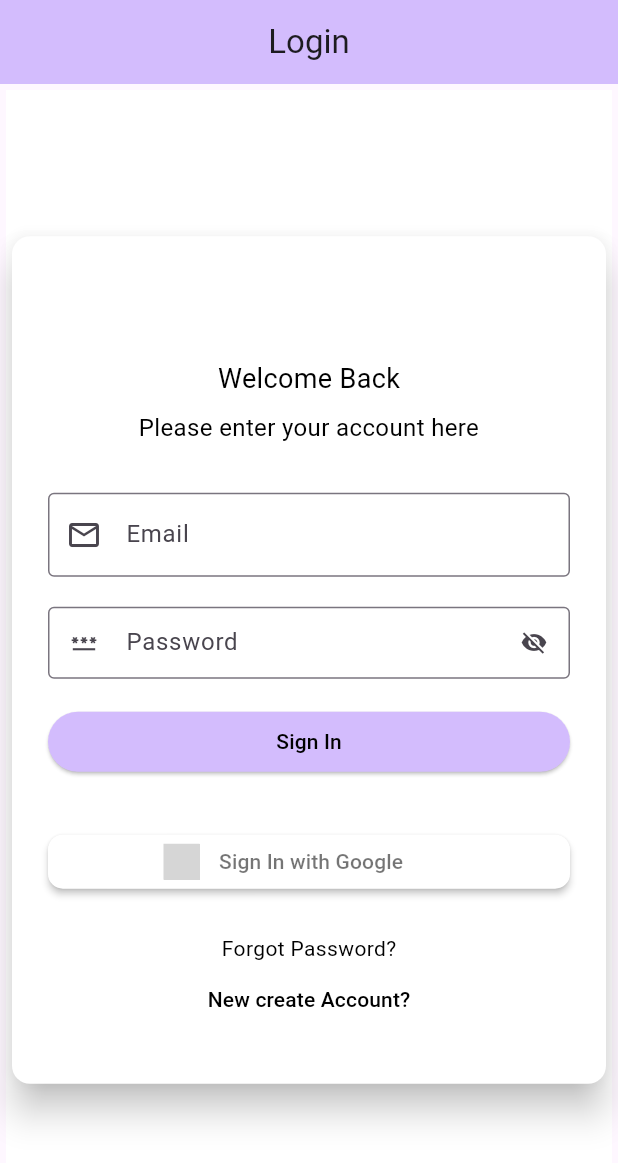
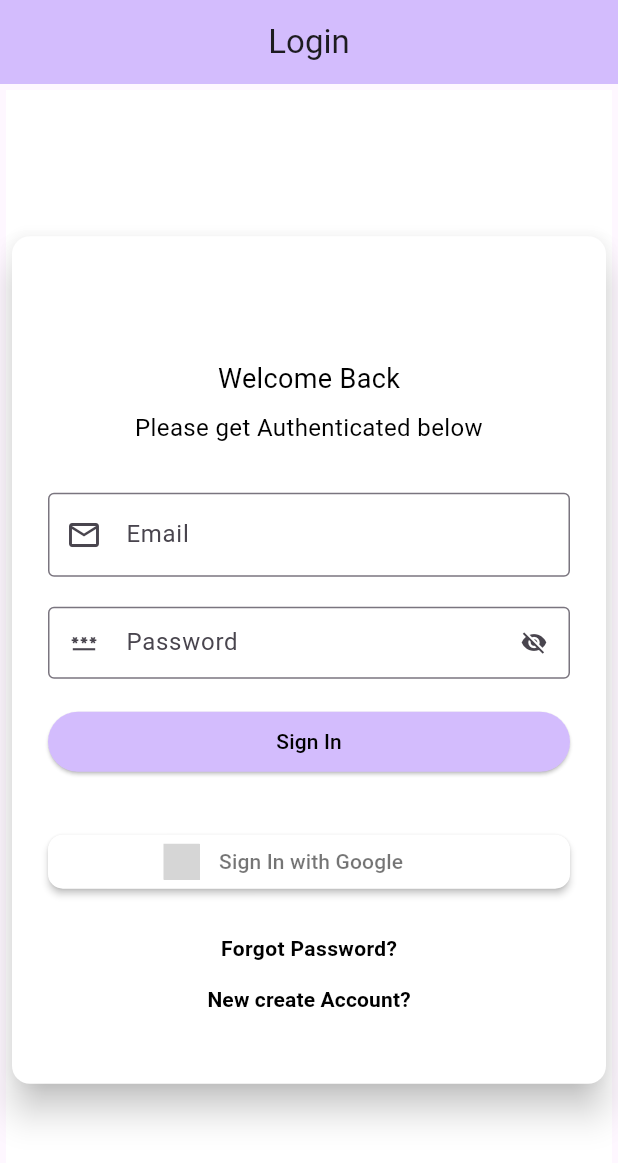
Before and after one commit to OscarNgombo/attendance, a Flutter app: the screen it shows after launch, on a phone screen of 412 x 824 dp. Shown: the top 1163 px of the screen. Run offline on Flutter 3.47's test engine with Material 3 defaults, Android fonts, the phone set to English and light mode, and no system bars; drawn by our look-alikes of sign_in_button; our stand-ins replace community_charts_flutter, device_info_plus, firebase_auth, firebase_core, firebase_database, geolocator and 3 more; accounts and stored records are empty; grey boxes are pictures that could not be loaded.

Commit message:
2025 Entry Point

```diff
--- a/lib/controllers/data/db_data.dart
+++ b/lib/controllers/data/db_data.dart
@@ -1,5 +1,4 @@
 import 'dart:async';
-import 'dart:developer';
 import 'package:attendance/models/checkIn.dart';
 import 'package:firebase_auth/firebase_auth.dart';
 import 'package:firebase_database/firebase_database.dart';
--- a/lib/ui/screens/login.dart
+++ b/lib/ui/screens/login.dart
@@ -22,24 +22,13 @@ class _LoginWidgetState extends State<LoginWidget> {
   void initState() {
     super.initState();
   }
-// @override
-//   void didUpdateWidget(covariant LoginWidget oldWidget) {
-//     controller.signEmController.value.dispose();
-//     // TODO: implement didUpdateWidget
-//     super.didUpdateWidget(oldWidget);
-//   }
 
+  // Method to handle user login
   void _submit() {
-    authService
-        .signIn(
-            email: controller.signEmController.value.text,
-            password: controller.signPasswordController.value.text)
-        .then((onValue) async => Get.snackbar(
-            "Login Successful", "You have successfully logged in",
-            duration: const Duration(seconds: 3)));
-    // User successfully authenticated, show success message and navigate to the home screen
-    // Future.delayed(const Duration(
-    //     seconds: 3)); // Adjust the duration to match the Snackbar's duration
+    authService.signIn(
+      email: controller.signEmController.value.text,
+      password: controller.signPasswordController.value.text,
+    );
   }
 
   @override
@@ -76,7 +65,7 @@ class _LoginWidgetState extends State<LoginWidget> {
                         Container(
                           margin: const EdgeInsets.only(top: 8),
                           child: const Text(
-                            "Please enter your account here",
+                            "Please get Authenticated below",
                             style: TextStyle(color: Colors.black, fontSize: 16),
                             textAlign: TextAlign.center,
                           ),
@@ -146,10 +135,6 @@ class _LoginWidgetState extends State<LoginWidget> {
                       child: ElevatedButton(
                         onPressed: () {
                           _submit();
-                          // (controller.signEmController.value.isBlank == false &&
-                          //     controller.signPasswordController.value.isBlank==false)
-                          //     ? _submit
-                          //     : null;
                         },
                         style: ElevatedButton.styleFrom(
                           backgroundColor:
@@ -177,7 +162,10 @@ class _LoginWidgetState extends State<LoginWidget> {
                         alignment: Alignment.center,
                         child: Text(
                           'Forgot Password?',
-                          style: TextStyle(color: Colors.black),
+                          style: TextStyle(
+                              color: Colors.black,
+                              fontWeight: FontWeight.bold,
+                              fontSize: 14),
                         ),
                       ),
                       onTap: () => Get.toNamed('/password/recovery'),
@@ -186,7 +174,10 @@ class _LoginWidgetState extends State<LoginWidget> {
                         onPressed: () => Get.toNamed("/signup"),
                         child: const Text(
                           "New create Account?",
-                          style: TextStyle(color: Colors.black, fontSize: 14),
+                          style: TextStyle(
+                              color: Colors.black,
+                              fontWeight: FontWeight.bold,
+                              fontSize: 14),
                         ))
                   ],
                 ),
--- a/lib/ui/widgets/snackbar.dart
+++ b/lib/ui/widgets/snackbar.dart
@@ -4,7 +4,7 @@ class CustomSnackBar {
   static SnackBar showSuccess(BuildContext context, String message) {
     return SnackBar(
       content: Text(message),
-      backgroundColor: Theme.of(context).primaryColor.withOpacity(0.8),
+      backgroundColor: Theme.of(context).primaryColor.withValues(alpha: 0.1),
       elevation: 12.0,
       behavior: SnackBarBehavior.floating,
       duration: const Duration(seconds: 3),
```
Also changed, not shown: lib/main.dart (+11 -9 lines), lib/services/auth.dart (+19 -10 lines), lib/ui/screens/admin.dart (+17 -16 lines), lib/ui/screens/my_home_page.dart (+12 -2 lines), lib/ui/widgets/checkIn.dart (+21 -20 lines), lib/ui/widgets/checkOut.dart (+13 -15 lines), pubspec.yaml (+4 -4 lines), pubspec.lock, 3 other files.
